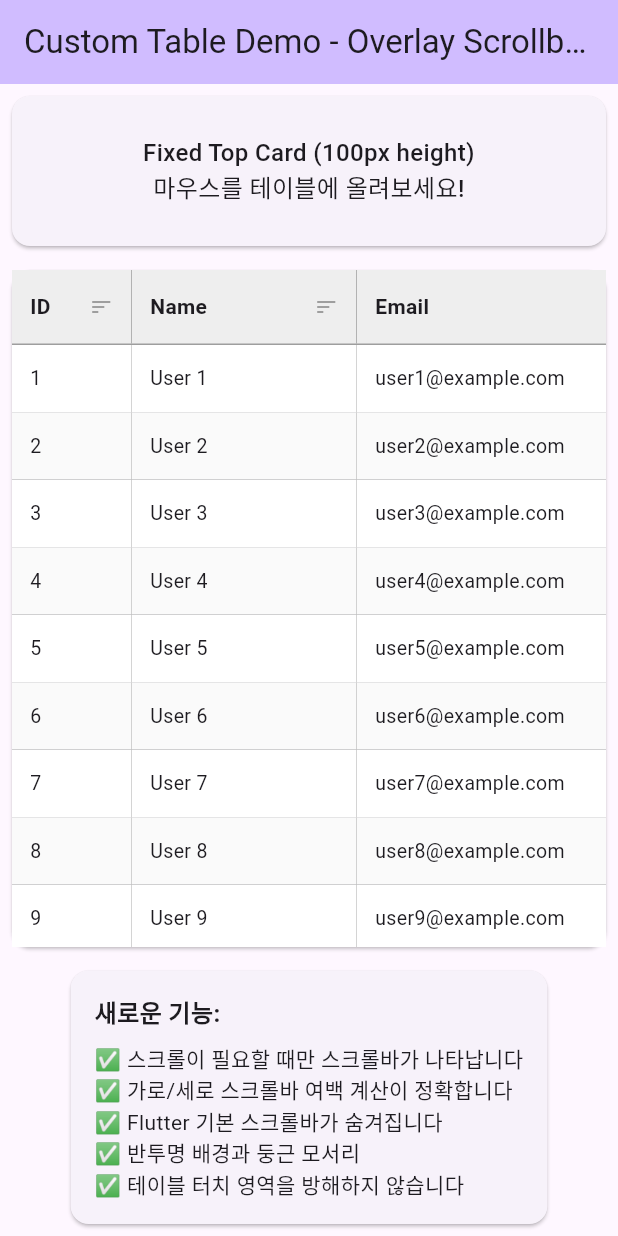
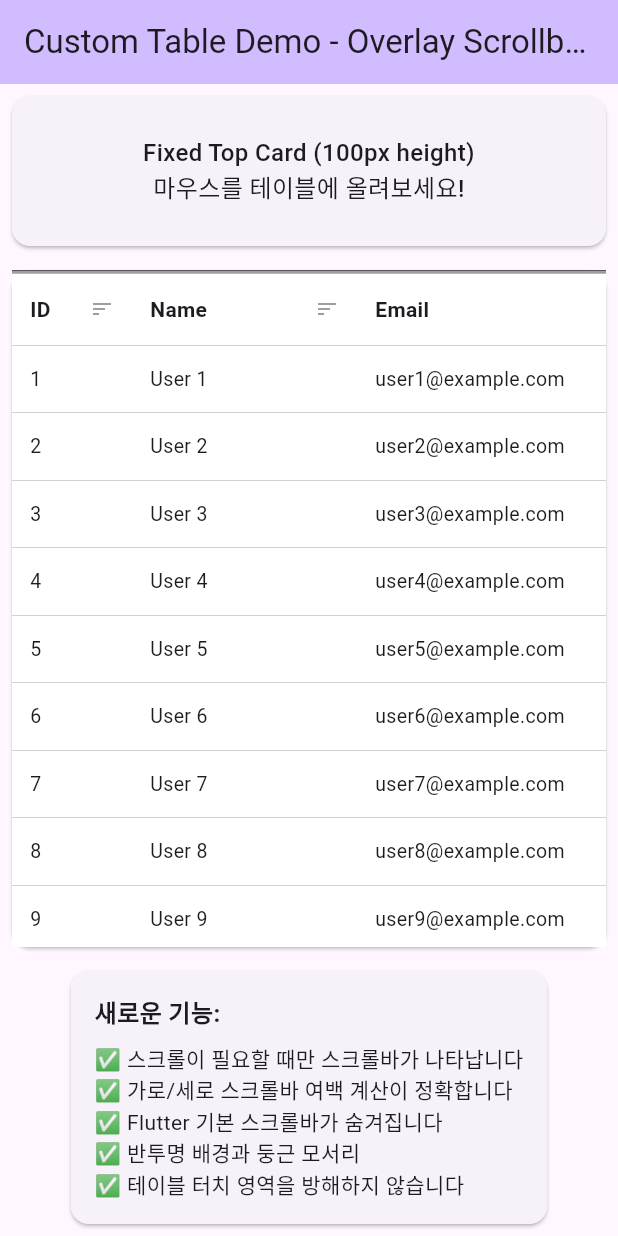
Before and after one commit to kihyun1998/flutter_basic_table, a Flutter app: the screen it shows after launch, on a phone screen of 412 x 824 dp. Run offline on Flutter 3.47's test engine with Material 3 defaults, Android fonts, the phone set to English and light mode, and no system bars.

Commit message:
update: table 스타일 개선

```diff
--- a/lib/src/widgets/flutter_basic_table_header_widget.dart
+++ b/lib/src/widgets/flutter_basic_table_header_widget.dart
@@ -41,9 +41,9 @@ class BasicTableHeader extends StatelessWidget {
       width: totalWidth,
       height: config.headerHeight,
       decoration: BoxDecoration(
-        color: Colors.grey[200],
+        color: Colors.white,
         border: const Border(
-          bottom: BorderSide(color: Colors.grey, width: 1),
+          top: BorderSide(color: Colors.black, width: 0.5),
         ),
       ),
       child: Row(
@@ -81,7 +81,7 @@ class _HeaderCell extends StatelessWidget {
       height: config.headerHeight,
       decoration: const BoxDecoration(
         border: Border(
-          right: BorderSide(color: Colors.grey, width: 0.5),
+          top: BorderSide(color: Colors.grey, width: 2), // 각 헤더 셀 상단에 굵은 구분선
         ),
       ),
       child: Material(
--- a/lib/src/widgets/flutter_basic_talbe_data_widget.dart
+++ b/lib/src/widgets/flutter_basic_talbe_data_widget.dart
@@ -66,15 +66,15 @@ class _DataRow extends StatelessWidget {
 
   @override
   Widget build(BuildContext context) {
-    final Color backgroundColor =
-        row.index % 2 == 0 ? Colors.white : Colors.grey[50]!;
+    // 모든 행을 같은 색상으로 통일
+    const Color backgroundColor = Colors.white;
 
     return Container(
       height: config.rowHeight,
-      decoration: BoxDecoration(
+      decoration: const BoxDecoration(
         color: backgroundColor,
-        border: const Border(
-          bottom: BorderSide(color: Colors.grey, width: 0.3),
+        border: Border(
+          top: BorderSide(color: Colors.grey, width: 0.3),
         ),
       ),
       child: Row(
@@ -109,14 +109,10 @@ class _DataCell extends StatelessWidget {
 
   @override
   Widget build(BuildContext context) {
-    return Container(
+    return SizedBox(
       width: width,
       height: config.rowHeight,
-      decoration: const BoxDecoration(
-        border: Border(
-          right: BorderSide(color: Colors.grey, width: 0.3),
-        ),
-      ),
+      // 세로 구분선 제거 - decoration 완전히 제거
       child: Padding(
         padding: const EdgeInsets.symmetric(horizontal: 12.0, vertical: 8.0),
         child: Align(
```
